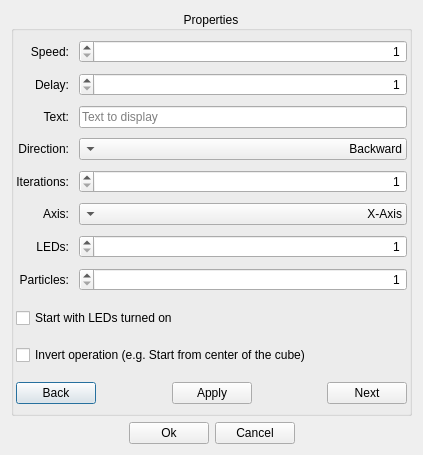
The window that src/gui/AnimationOptions.ui (casch-at/ledcc) describes before a commit, drawn with Qt 5.
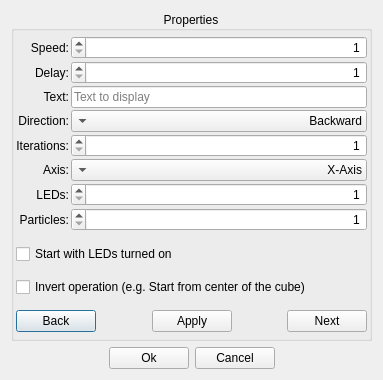
The same window after the commit. Icons and pictures are not drawn.

```diff
--- a/src/gui/AnimationOptions.ui
+++ b/src/gui/AnimationOptions.ui
@@ -9,8 +9,8 @@
    <rect>
     <x>0</x>
     <y>0</y>
-    <width>423</width>
-    <height>455</height>
+    <width>383</width>
+    <height>380</height>
    </rect>
   </property>
   <property name="sizePolicy">
@@ -80,6 +80,12 @@
       </property>
       <item>
        <layout class="QGridLayout" name="m_optionsGridL" columnstretch="0,1" columnminimumwidth="0,0">
+        <property name="sizeConstraint">
+         <enum>QLayout::SetMaximumSize</enum>
+        </property>
+        <property name="spacing">
+         <number>2</number>
+        </property>
         <item row="0" column="0">
          <widget class="QLabel" name="m_speedLabel">
           <property name="sizePolicy">
```
Left out of the diff: 2 changed lines with no effect on the pictures.
